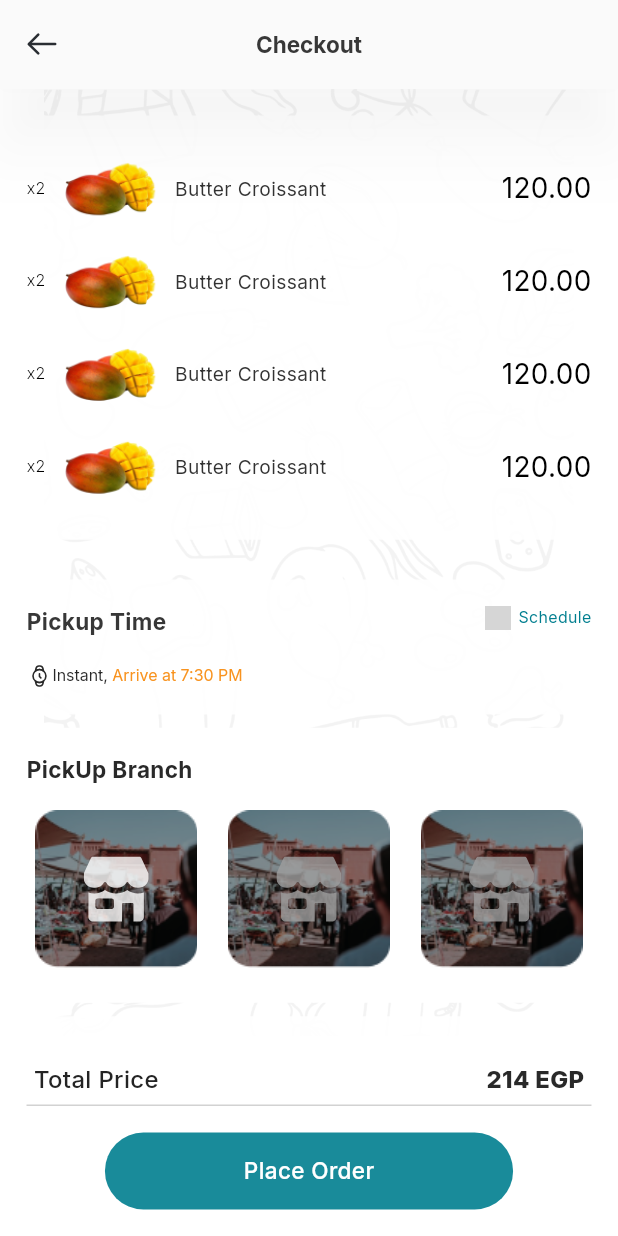
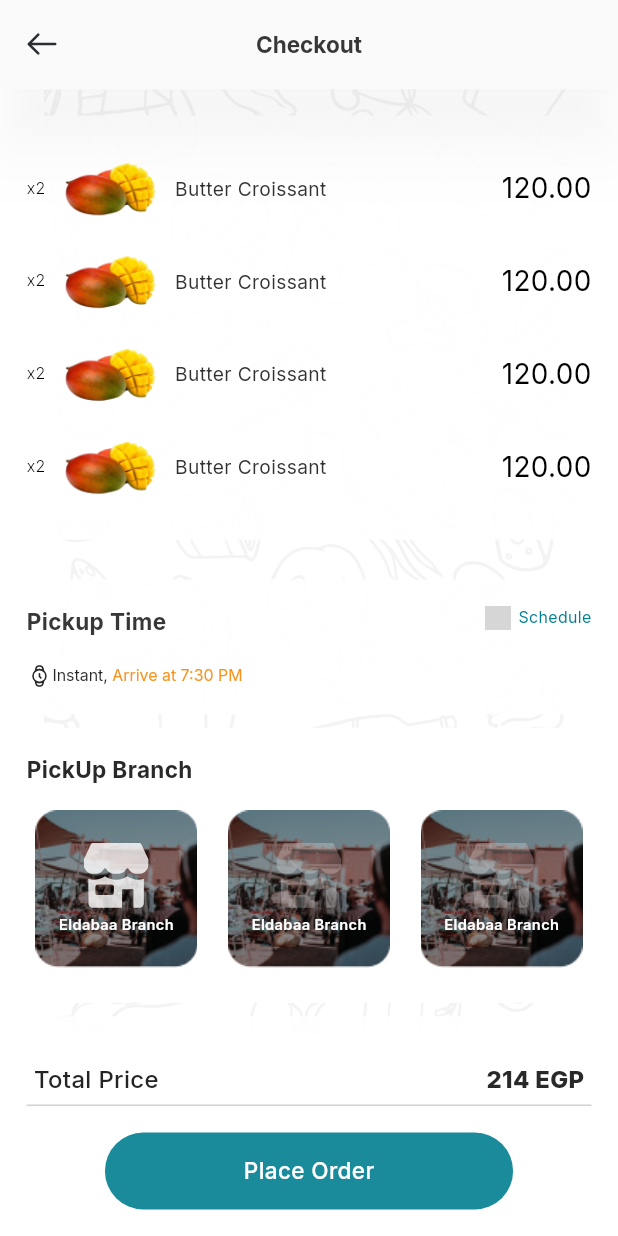
Before and after one commit to Abedelrhman-Kassem/helioples, a Flutter app: the PickUpScreen screen opened by its route, on a phone screen of 412 x 824 dp. Run offline on Flutter 3.47's test engine with Material 3 defaults, Android fonts, the phone set to English and light mode, and no system bars; our stand-ins replace bloc, buttons_tabbar, cached_network_image, carousel_slider, confetti, dartz and 19 more; missing offline and left inert: flag; accounts and stored records are empty; network calls fail; project files that could hold a hidden picture were left out; grey boxes are pictures that could not be loaded.

Commit message:
edit branches

```diff
--- a/lib/features/Checkout/presentation/view/widgets/banches_row.dart
+++ b/lib/features/Checkout/presentation/view/widgets/banches_row.dart
@@ -93,11 +93,21 @@ Widget branchItem({
           "assets/Icons_logos/bracnh_image.png",
           width: 125.w,
         ),
-        svgIcon(
-          path: "assets/svg_icons/branch_icon.svg",
-          color: isSelected ? Colors.white : Colors.grey,
-          width: 50.w,
-          height: 50.h,
+        Column(
+          mainAxisSize: MainAxisSize.min,
+          children: [
+            svgIcon(
+              path: "assets/svg_icons/branch_icon.svg",
+              color: isSelected ? Colors.white : Colors.white.withOpacity(0.3),
+              width: 50.w,
+              height: 50.h,
+            ),
+            SizedBox(height: 5.h),
+            Text(
+              'Eldabaa Branch',
+              style: Styles.styles11w600White,
+            ),
+          ],
         ),
       ],
     ),
--- a/lib/features/homeScreen/presentation/view/home_screen.dart
+++ b/lib/features/homeScreen/presentation/view/home_screen.dart
@@ -1,6 +1,7 @@
 import 'dart:math';
 
 import 'package:carousel_slider/carousel_slider.dart';
+import 'package:flutter/foundation.dart';
 import 'package:flutter/material.dart';
 import 'package:flutter_bloc/flutter_bloc.dart';
 import 'package:flutter_screenutil/flutter_screenutil.dart';
@@ -207,6 +208,11 @@ class HomeScreen extends StatelessWidget {
                     if (state is FetchCategoriesSuccess) {
                       getCategories = true;
                       categories = state.categories.categories!;
+                    }
+                    if (state is FetchCategoriesFailure) {
+                      if (kDebugMode) {
+                        print(state.message);
+                      }
                     }
                   },
                   builder: (context, state) {
```
